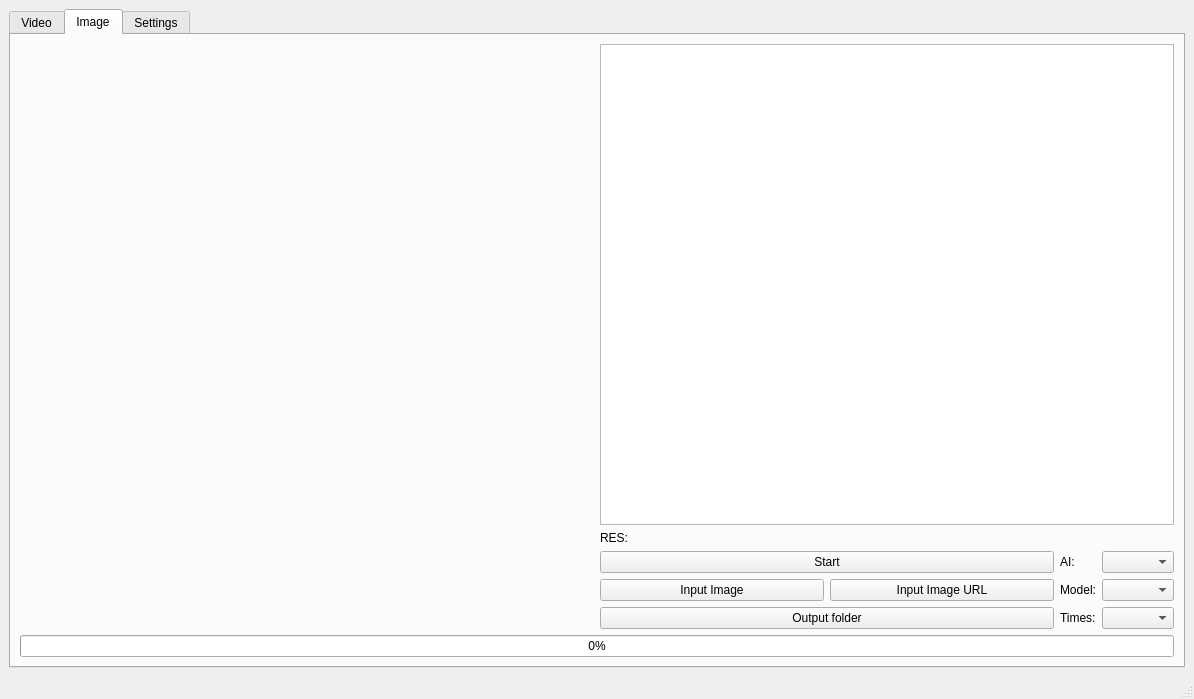
TNTwise/REAL-Video-Enhancer, file mainwindow.ui: the form before one commit.
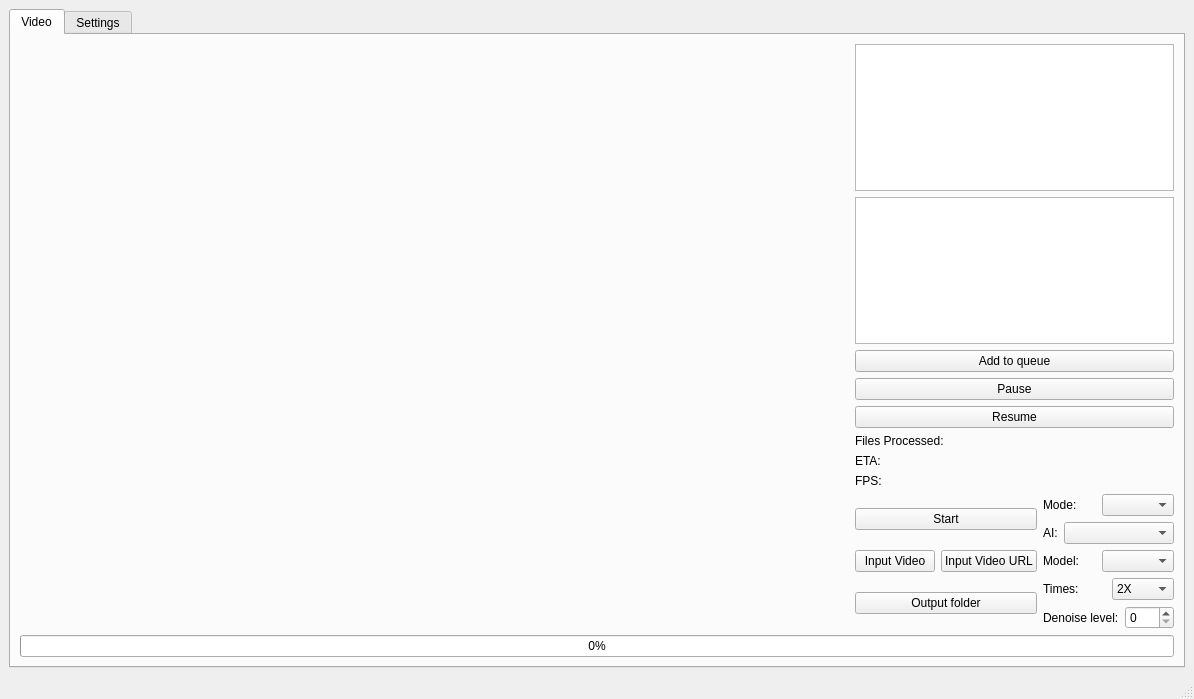
The form after the commit. The open tabs and pages were chosen to show the change. Icons and pictures are not drawn.

Commit message: remove image option

Diff of the .ui file:
```diff
--- a/mainwindow.ui
+++ b/mainwindow.ui
@@ -388,253 +388,6 @@
         </item>
        </layout>
       </widget>
-      <widget class="QWidget" name="Image">
-       <attribute name="title">
-        <string>Image</string>
-       </attribute>
-       <layout class="QVBoxLayout" name="verticalLayout_15">
-        <item>
-         <layout class="QHBoxLayout" name="horizontalLayout_9">
-          <property name="spacing">
-           <number>6</number>
-          </property>
-          <item>
-           <widget class="QFrame" name="frame_2">
-            <property name="frameShape">
-             <enum>QFrame::NoFrame</enum>
-            </property>
-            <property name="frameShadow">
-             <enum>QFrame::Raised</enum>
-            </property>
-            <property name="lineWidth">
-             <number>0</number>
-            </property>
-            <layout class="QVBoxLayout" name="verticalLayout_7">
-             <property name="spacing">
-              <number>0</number>
-             </property>
-             <property name="leftMargin">
-              <number>0</number>
-             </property>
-             <property name="topMargin">
-              <number>0</number>
-             </property>
-             <property name="rightMargin">
-              <number>0</number>
-             </property>
-             <property name="bottomMargin">
-              <number>0</number>
-             </property>
-             <item>
-              <widget class="QLabel" name="imagePreview_2">
-               <property name="text">
-                <string/>
-               </property>
-              </widget>
-             </item>
-             <item>
-              <widget class="QFrame" name="imageSpacerFrame_2">
-               <property name="frameShape">
-                <enum>QFrame::NoFrame</enum>
-               </property>
-               <property name="frameShadow">
-                <enum>QFrame::Raised</enum>
-               </property>
-               <property name="lineWidth">
-                <number>0</number>
-               </property>
-               <layout class="QVBoxLayout" name="verticalLayout_12">
-                <property name="spacing">
-                 <number>0</number>
-                </property>
-                <property name="leftMargin">
-                 <number>0</number>
-                </property>
-                <property name="topMargin">
-                 <number>0</number>
-                </property>
-                <property name="rightMargin">
-                 <number>0</number>
-                </property>
-                <property name="bottomMargin">
-                 <number>0</number>
-                </property>
-                <item>
-                 <layout class="QFormLayout" name="imageFormLayout_2"/>
-                </item>
-                <item>
-                 <spacer name="imageSpacer_2">
-                  <property name="orientation">
-                   <enum>Qt::Horizontal</enum>
-                  </property>
-                  <property name="sizeHint" stdset="0">
-                   <size>
-                    <width>40</width>
-                    <height>20</height>
-                   </size>
-                  </property>
-                 </spacer>
-                </item>
-               </layout>
-              </widget>
-             </item>
-             <item>
-              <widget class="QLabel" name="centerLabel_2">
-               <property name="text">
-                <string/>
-               </property>
-              </widget>
-             </item>
-            </layout>
-           </widget>
-          </item>
-          <item>
-           <layout class="QVBoxLayout" name="verticalLayout_9">
-            <property name="sizeConstraint">
-             <enum>QLayout::SetDefaultConstraint</enum>
-            </property>
-            <item>
-             <layout class="QHBoxLayout" name="horizontalLayout_10">
-              <item>
-               <layout class="QVBoxLayout" name="verticalLayout_10">
-                <item>
-                 <widget class="QTextEdit" name="logsPreview_2">
-                  <property name="font">
-                   <font>
-                    <pointsize>12</pointsize>
-                   </font>
-                  </property>
-                  <property name="readOnly">
-                   <bool>true</bool>
-                  </property>
-                 </widget>
-                </item>
-                <item>
-                 <widget class="QLabel" name="RESPreview">
-                  <property name="text">
-                   <string>RES: </string>
-                  </property>
-                 </widget>
-                </item>
-               </layout>
-              </item>
-             </layout>
-            </item>
-            <item>
-             <layout class="QHBoxLayout" name="horizontalLayout_11">
-              <item>
-               <layout class="QVBoxLayout" name="verticalLayout_13">
-                <item>
-                 <widget class="QPushButton" name="RifeStart_2">
-                  <property name="text">
-                   <string>Start</string>
-                  </property>
-                 </widget>
-                </item>
-                <item>
-                 <layout class="QHBoxLayout" name="horizontalLayout_12">
-                  <item>
-                   <widget class="QPushButton" name="Input_Image">
-                    <property name="text">
-                     <string>Input Image</string>
-                    </property>
-                   </widget>
-                  </item>
-                  <item>
-                   <widget class="QPushButton" name="Input_video_rife_url_2">
-                    <property name="text">
-                     <string>Input Image URL</string>
-                    </property>
-                   </widget>
-                  </item>
-                 </layout>
-                </item>
-                <item>
-                 <widget class="QPushButton" name="Output_folder_rife_2">
-                  <property name="minimumSize">
-                   <size>
-                    <width>0</width>
-                    <height>0</height>
-                   </size>
-                  </property>
-                  <property name="text">
-                   <string>Output folder</string>
-                  </property>
-                 </widget>
-                </item>
-               </layout>
-              </item>
-              <item>
-               <layout class="QVBoxLayout" name="verticalLayout_14">
-                <item>
-                 <layout class="QHBoxLayout" name="horizontalLayout_13">
-                  <item>
-                   <widget class="QLabel" name="label_15">
-                    <property name="text">
-                     <string>AI:</string>
-                    </property>
-                   </widget>
-                  </item>
-                  <item>
-                   <widget class="QComboBox" name="AICombo_Image"/>
-                  </item>
-                 </layout>
-                </item>
-                <item>
-                 <layout class="QHBoxLayout" name="horizontalLayout_14">
-                  <item>
-                   <widget class="QLabel" name="label_16">
-                    <property name="text">
-                     <string>Model:</string>
-                    </property>
-                   </widget>
-                  </item>
-                  <item>
-                   <widget class="QComboBox" name="ModelCombo_Image"/>
-                  </item>
-                 </layout>
-                </item>
-                <item>
-                 <layout class="QHBoxLayout" name="horizontalLayout_15">
-                  <item>
-                   <widget class="QLabel" name="label_17">
-                    <property name="text">
-                     <string>Times:</string>
-                    </property>
-                   </widget>
-                  </item>
-                  <item>
-                   <widget class="QComboBox" name="Times_Image">
-                    <property name="minimumSize">
-                     <size>
-                      <width>0</width>
-                      <height>0</height>
-                     </size>
-                    </property>
-                   </widget>
-                  </item>
-                 </layout>
-                </item>
-                <item>
-                 <layout class="QHBoxLayout" name="horizontalLayout_16"/>
-                </item>
-               </layout>
-              </item>
-             </layout>
-            </item>
-           </layout>
-          </item>
-         </layout>
-        </item>
-        <item>
-         <widget class="QProgressBar" name="RifePB_2">
-          <property name="value">
-           <number>0</number>
-          </property>
-         </widget>
-        </item>
-       </layout>
-      </widget>
       <widget class="QWidget" name="Settings">
        <attribute name="title">
         <string>Settings</string>
```
The commit also changes 10 other files.
